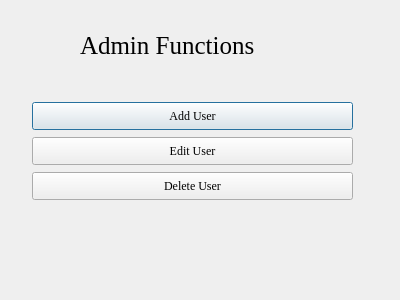
First picture: the form in qt-source/usermanager.ui, repository Alpha-Omega-Saddleback-2018-Summer-CS1C/2DGraphicsProject, before the edit.
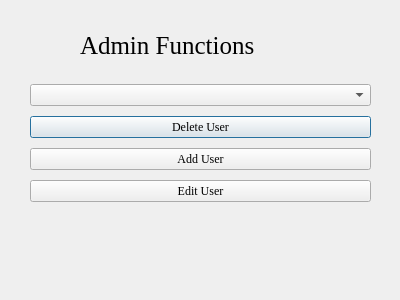
Second picture: the form after the edit.

Commit message:
look at the dif users
^^^

```diff
--- a/qt-source/usermanager.ui
+++ b/qt-source/usermanager.ui
@@ -13,60 +13,6 @@
   <property name="windowTitle">
    <string>User Manager</string>
   </property>
-  <widget class="QPushButton" name="addUserButton">
-   <property name="geometry">
-    <rect>
-     <x>32</x>
-     <y>102</y>
-     <width>321</width>
-     <height>28</height>
-    </rect>
-   </property>
-   <property name="font">
-    <font>
-     <family>Times New Roman</family>
-    </font>
-   </property>
-   <property name="text">
-    <string>Add User</string>
-   </property>
-  </widget>
-  <widget class="QPushButton" name="editUserButton">
-   <property name="geometry">
-    <rect>
-     <x>32</x>
-     <y>137</y>
-     <width>321</width>
-     <height>28</height>
-    </rect>
-   </property>
-   <property name="font">
-    <font>
-     <family>Times New Roman</family>
-    </font>
-   </property>
-   <property name="text">
-    <string>Edit User</string>
-   </property>
-  </widget>
-  <widget class="QPushButton" name="deleteUserManager">
-   <property name="geometry">
-    <rect>
-     <x>32</x>
-     <y>172</y>
-     <width>321</width>
-     <height>28</height>
-    </rect>
-   </property>
-   <property name="font">
-    <font>
-     <family>Times New Roman</family>
-    </font>
-   </property>
-   <property name="text">
-    <string>Delete User</string>
-   </property>
-  </widget>
   <widget class="QLabel" name="label_2">
    <property name="geometry">
     <rect>
@@ -86,6 +32,57 @@
     <string>Admin Functions</string>
    </property>
   </widget>
+  <widget class="QWidget" name="">
+   <property name="geometry">
+    <rect>
+     <x>30</x>
+     <y>80</y>
+     <width>341</width>
+     <height>129</height>
+    </rect>
+   </property>
+   <layout class="QVBoxLayout" name="verticalLayout">
+    <item>
+     <widget class="QComboBox" name="userComboBox"/>
+    </item>
+    <item>
+     <widget class="QPushButton" name="deleteUserManager">
+      <property name="font">
+       <font>
+        <family>Times New Roman</family>
+       </font>
+      </property>
+      <property name="text">
+       <string>Delete User</string>
+      </property>
+     </widget>
+    </item>
+    <item>
+     <widget class="QPushButton" name="addUserButton">
+      <property name="font">
+       <font>
+        <family>Times New Roman</family>
+       </font>
+      </property>
+      <property name="text">
+       <string>Add User</string>
+      </property>
+     </widget>
+    </item>
+    <item>
+     <widget class="QPushButton" name="editUserButton">
+      <property name="font">
+       <font>
+        <family>Times New Roman</family>
+       </font>
+      </property>
+      <property name="text">
+       <string>Edit User</string>
+      </property>
+     </widget>
+    </item>
+   </layout>
+  </widget>
  </widget>
  <resources/>
  <connections/>
```
The commit also changes 5 other files.
